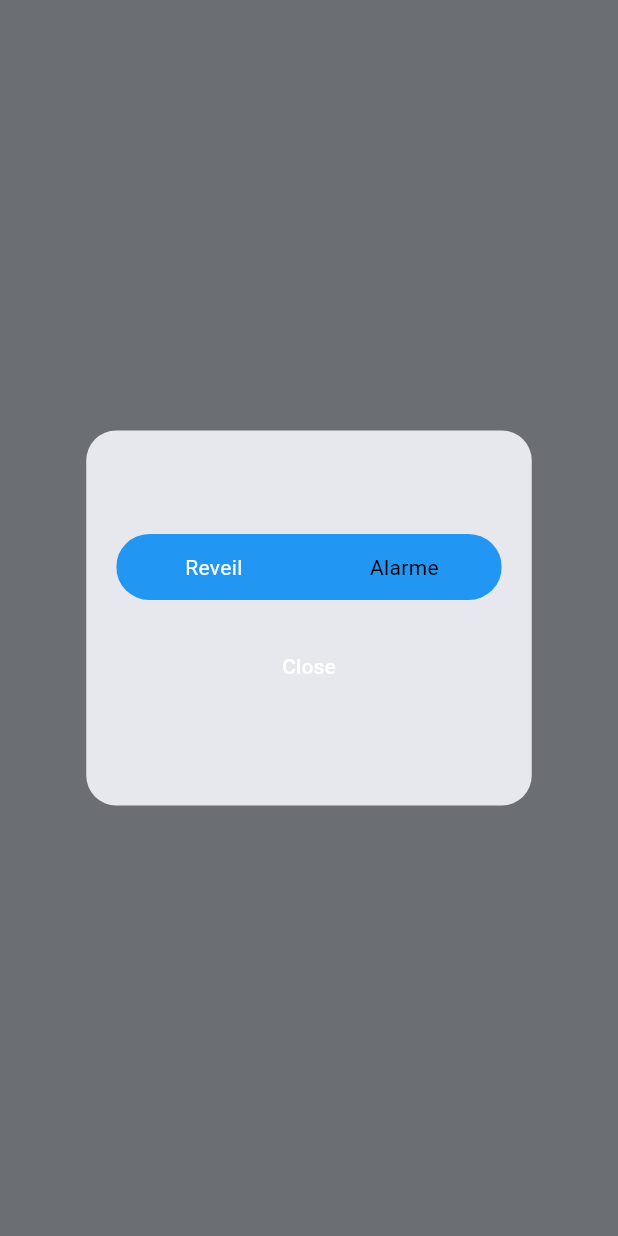
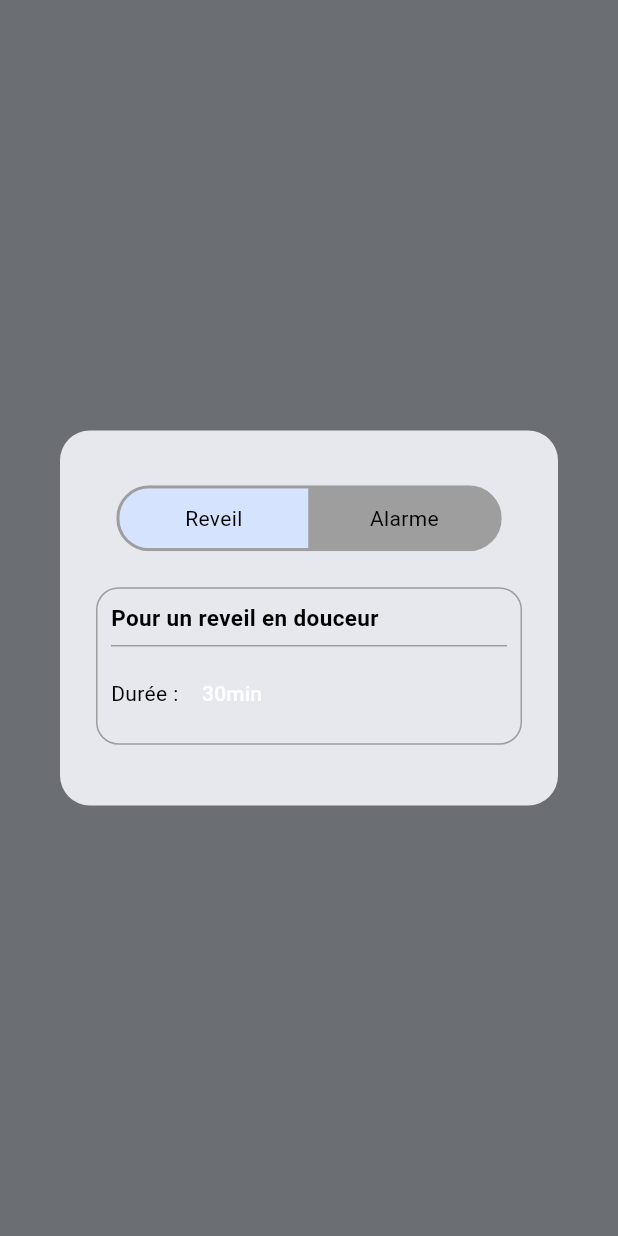
Before and after one commit to AymericROUVRAIS/lumiere, a Flutter app: what showCustomPopup() shows on an empty page, opened directly, on a phone screen of 412 x 824 dp. Run offline on Flutter 3.47's test engine with Material 3 defaults, Android fonts, the phone set to English and light mode, and no system bars; drawn by our look-alikes of toggle_switch; our stand-ins replace flutter_speed_dial, ionicons; missing offline and left inert: interactive_slider.

Commit message:
Updating alarm dialog

```diff
--- /dev/null
+++ b/lib/components/alarm_card.dart
@@ -0,0 +1,65 @@
+import 'package:flutter/material.dart';
+import 'package:lumiere/functions/card_theme.dart';
+import 'package:lumiere/theme/theme.dart'; // for text styling
+// Functiions
+import 'package:lumiere/functions/show_time_picker.dart'; // show the time picker
+import 'package:lumiere/functions/custom_time_format.dart'; // format TimeOfDay
+
+class AlarmCard extends StatefulWidget {
+  const AlarmCard({super.key});
+
+  @override
+  State<AlarmCard> createState() => _AlarmCardState();
+}
+
+class _AlarmCardState extends State<AlarmCard> {
+  late TimeOfDay?
+  selectedTime; // duration of the lighting animation for the lamp
+  late String formattedTime; // time formatted to be used in a Text widget
+
+  @override
+  void initState() {
+    super.initState();
+    selectedTime = TimeOfDay(hour: 0, minute: 30);
+    formattedTime = formatTimeOfDay(selectedTime!);
+  }
+
+  @override
+  Widget build(BuildContext context) {
+    final dialogCardTheme = Theme.of(context).extension<DialogCardTheme>()!;
+    return Card.outlined(
+      color: dialogCardTheme.color,
+      shape: dialogCardTheme.shape,
+      child: Padding(
+        padding: const EdgeInsets.all(10.0),
+        child: Column(
+          crossAxisAlignment: CrossAxisAlignment.start,
+          children: [
+            Text('Pour un reveil en douceur', style: leadingTextStyle(context)),
+            Divider(thickness: 1, color: Colors.grey),
+            Row(
+              children: [
+                Text('Durée : ', style: subTextStyle(context)),
+                TextButton(
+                  onPressed: () {
+                    showCustomTimePicker(
+                      context: context,
+                      initialTime: selectedTime,
+                      onTimeSelected: (time) {
+                        setState(() {
+                          selectedTime = time;
+                          formattedTime = formatTimeOfDay(selectedTime!);
+                        });
+                      },
+                    );
+                  },
+                  child: Text(formattedTime),
+                ),
+              ],
+            ),
+          ],
+        ),
+      ),
+    );
+  }
+}
--- a/lib/functions/alarm_dialog.dart
+++ b/lib/functions/alarm_dialog.dart
@@ -1,8 +1,13 @@
 import 'package:flutter/material.dart';
 import 'package:toggle_switch/toggle_switch.dart';
+import 'package:lumiere/functions/switch_theme.dart';
+import 'package:lumiere/components/alarm_card.dart';
 
 Future<int?> showCustomPopup(BuildContext context, {int initialIndex = 0}) {
   int dialogIndex = initialIndex;
+  final toggleSwitchTheme = Theme.of(
+    context,
+  ).extension<ToggleSwitchThemeExtension>()!;
 
   return showDialog<int>(
     context: context,
@@ -28,25 +33,16 @@ Future<int?> showCustomPopup(BuildContext context, {int initialIndex = 0}) {
                     children: [
                       ToggleSwitch(
                         totalSwitches: 2,
-                        minWidth: switchWidth, // dynamically sized
+                        minWidth: switchWidth, // dynamically sized width
                         initialLabelIndex: dialogIndex,
-                        borderWidth: 2.0,
+                        borderWidth: toggleSwitchTheme.borderWidth,
                         cornerRadius: 50.0,
                         labels: ['Reveil', 'Alarme'],
-                        activeBgColor: [
-                          Theme.of(context)
-                                  .elevatedButtonTheme
-                                  .style
-                                  ?.foregroundColor
-                                  ?.resolve({}) ??
-                              Colors.blue,
-                        ],
-                        activeFgColor: Colors.white,
-                        inactiveBgColor:
-                            Colors.transparent, // transparent background
-                        inactiveFgColor: Colors.black,
-                        borderColor: [Colors.blue], // adds outline
-
+                        activeBgColor: [toggleSwitchTheme.activeBgColor],
+                        activeFgColor: toggleSwitchTheme.activeFgColor,
+                        inactiveBgColor: Colors.transparent,
+                        inactiveFgColor: toggleSwitchTheme.inactiveFgColor,
+                        borderColor: [toggleSwitchTheme.borderColor],
                         onToggle: (index) {
                           setState(() {
                             dialogIndex = index ?? 0;
@@ -54,12 +50,7 @@ Future<int?> showCustomPopup(BuildContext context, {int initialIndex = 0}) {
                         },
                       ),
                       const SizedBox(height: 20),
-                      TextButton(
-                        onPressed: () {
-                          Navigator.of(context).pop(dialogIndex);
-                        },
-                        child: const Text("Close"),
-                      ),
+                      ?(dialogIndex == 0) ? AlarmCard() : null,
                     ],
                   );
                 },
@@ -71,3 +62,12 @@ Future<int?> showCustomPopup(BuildContext context, {int initialIndex = 0}) {
     },
   );
 }
+
+/*
+ElevatedButton(
+  onPressed: () {
+    Navigator.of(context).pop(dialogIndex);
+  },
+  child: const Text("Close"),
+),
+ */
```
